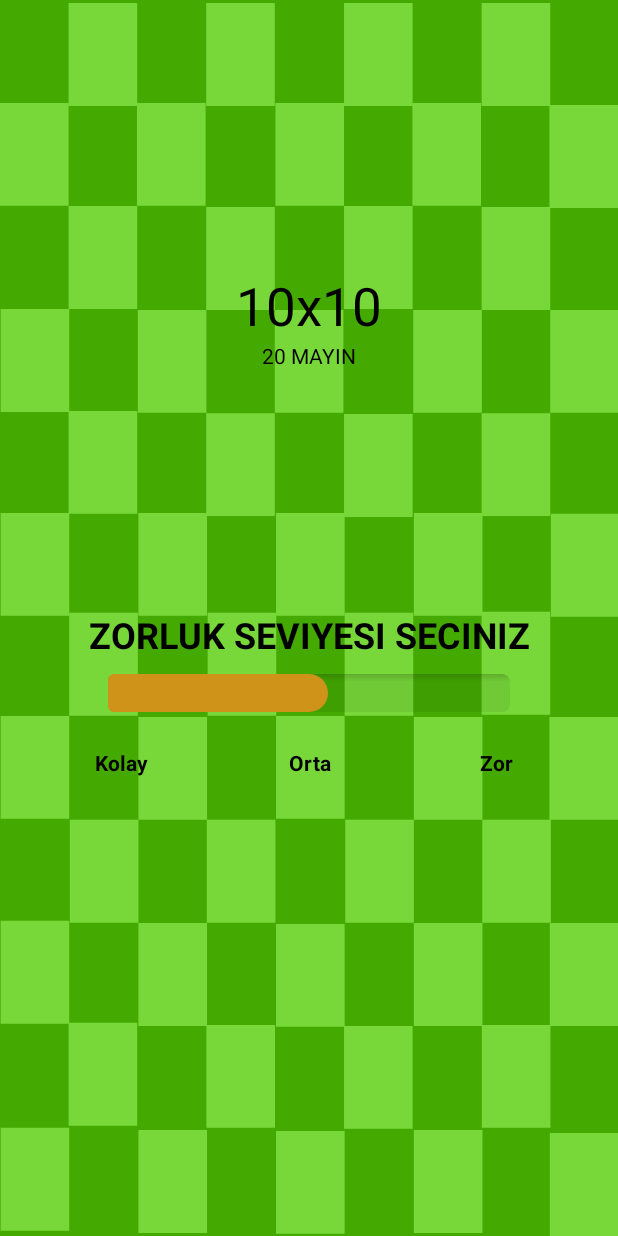
After one commit to mehmedakif/MayinTarlasi, an Android app: the DifficultyActivity screen opened directly, with no data from a screen before it, on a phone screen of 412 x 824 dp. The commit adds this screen. Run offline under Robolectric (Android 15) with nearby library versions, the phone set to English and light mode, and no system bars.

Commit message:
DifficultyActivity added.

```diff
--- a/app/src/main/AndroidManifest.xml
+++ b/app/src/main/AndroidManifest.xml
@@ -9,9 +9,11 @@
         android:roundIcon="@mipmap/ic_launcher_round"
         android:supportsRtl="true"
         android:theme="@style/AppTheme">
+        <activity android:name=".DifficultyActivity"></activity>
         <activity android:name=".WelcomeActivity">
             <intent-filter>
                 <action android:name="android.intent.action.MAIN" />
+
                 <category android:name="android.intent.category.LAUNCHER" />
             </intent-filter>
         </activity>
--- /dev/null
+++ b/app/src/main/java/com/koala/mayintarlasi/DifficultyActivity.java
@@ -0,0 +1,70 @@
+package com.koala.mayintarlasi;
+
+import androidx.appcompat.app.AppCompatActivity;
+
+import android.os.Bundle;
+import android.view.View;
+import android.view.animation.Animation;
+import android.view.animation.AnimationUtils;
+import android.widget.SeekBar;
+import android.widget.TextView;
+
+import java.util.Objects;
+
+public class DifficultyActivity extends AppCompatActivity {
+
+    @Override
+    protected void onCreate(Bundle savedInstanceState) {
+        super.onCreate(savedInstanceState);
+        setContentView(R.layout.activity_difficulty);
+        Objects.requireNonNull(getSupportActionBar()).hide();
+
+        final TextView text_mapsize= findViewById(R.id.text_difficulty_mapsize);
+        text_mapsize.setTextColor(getResources().getColor(R.color.black));
+        text_mapsize.setTextAlignment(View.TEXT_ALIGNMENT_CENTER);
+        text_mapsize.setText(getResources().getString(R.string.map10));
+
+        final TextView text_mine_count = findViewById(R.id.text_difficulty_minecount);
+        text_mine_count.setTextColor(getResources().getColor(R.color.black));
+        text_mine_count.setTextAlignment(View.TEXT_ALIGNMENT_CENTER);
+        text_mine_count.setText("20 Mayin");
+
+
+        final SeekBar sk=(SeekBar) findViewById(R.id.seekbar_difficulty);
+        sk.setOnSeekBarChangeListener(new SeekBar.OnSeekBarChangeListener() {
+
+            @Override
+            public void onStopTrackingTouch(SeekBar seekBar) {
+                // TODO Auto-generated method stub
+                Animation animation2 = AnimationUtils.loadAnimation(DifficultyActivity.this, R.anim.scale_down);
+                animation2.setFillAfter(true);
+                text_mapsize.startAnimation(animation2);
+            }
+
+            @Override
+            public void onStartTrackingTouch(SeekBar seekBar) {
+                // TODO Auto-generated method stub
+                Animation animation2 = AnimationUtils.loadAnimation(DifficultyActivity.this, R.anim.scale_up);
+                animation2.setFillAfter(true);
+                text_mapsize.startAnimation(animation2);
+            }
+
+            @Override
+            public void onProgressChanged(SeekBar seekBar, int progress,boolean fromUser) {
+                // TODO Auto-generated method stub
+
+                if (String.valueOf(progress).equals("0"))
+                {text_mapsize.setText(getResources().getString(R.string.map8));
+                text_mine_count.setText("10 Mayin");}
+                else if (String.valueOf(progress).equals("1"))
+                {text_mapsize.setText(getResources().getString(R.string.map10));
+                    text_mine_count.setText("20 Mayin");}
+                else
+                {text_mapsize.setText(getResources().getString(R.string.map12));
+                    text_mine_count.setText("30 Mayin");}
+
+            }
+        });
+    }
+
+}
--- a/app/src/main/java/com/koala/mayintarlasi/StartActivity.java
+++ b/app/src/main/java/com/koala/mayintarlasi/StartActivity.java
@@ -41,7 +41,7 @@ public class StartActivity extends AppCompatActivity {
 
             @Override
             public void onClick(View paramV) {
-                Intent myIntent = new Intent(StartActivity.this, MainActivity.class);
+                Intent myIntent = new Intent(StartActivity.this, DifficultyActivity.class);
                 StartActivity.this.startActivity(myIntent);
             }
         });
--- a/app/src/main/res/anim/button_jiggle.xml
+++ b/app/src/main/res/anim/button_jiggle.xml
@@ -1,7 +1,7 @@
 <?xml version="1.0" encoding="utf-8"?>
 <rotate xmlns:android="http://schemas.android.com/apk/res/android"
-    android:duration="400"
-    android:fromDegrees="-1"
+    android:duration="300"
+    android:fromDegrees="-2"
     android:pivotX="50%"
     android:pivotY="50%"
     android:repeatCount="infinite"
--- a/app/src/main/res/anim/scale_down.xml
+++ b/app/src/main/res/anim/scale_down.xml
@@ -3,10 +3,10 @@
 
     <scale
         android:duration="100"
-        android:fromXScale="1"
-        android:fromYScale="1"
+        android:fromXScale="1.5"
+        android:fromYScale="1.5"
         android:pivotX="50%"
         android:pivotY="50%"
-        android:toXScale="0.1"
-        android:toYScale="0.1" />
+        android:toXScale="1"
+        android:toYScale="1" />
 </set>
--- a/app/src/main/res/anim/scale_up.xml
+++ b/app/src/main/res/anim/scale_up.xml
@@ -3,10 +3,10 @@
 
     <scale
         android:duration="100"
-        android:fromXScale="0.1"
-        android:fromYScale="0.1"
+        android:fromXScale="1"
+        android:fromYScale="1"
         android:pivotX="50%"
         android:pivotY="50%"
-        android:toXScale="1"
-        android:toYScale="1" />
+        android:toXScale="1.5"
+        android:toYScale="1.5" />
 </set>
--- /dev/null
+++ b/app/src/main/res/drawable/border_shadow.xml
@@ -0,0 +1,18 @@
+<?xml version="1.0" encoding="utf-8"?>
+<layer-list xmlns:android="http://schemas.android.com/apk/res/android">
+    <item>
+        <shape>
+            <corners
+                android:radius="5dp" />
+            <gradient
+                android:angle="270"
+                android:startColor="#33000000"
+                android:centerColor="#11000000"
+                android:endColor="#11000000"
+                android:centerY="0.2"
+                android:type="linear"
+                />
+        </shape>
+    </item>
+
+</layer-list>
--- /dev/null
+++ b/app/src/main/res/drawable/custom_thumb.xml
@@ -0,0 +1,12 @@
+<?xml version="1.0" encoding="utf-8"?>
+<layer-list xmlns:android="http://schemas.android.com/apk/res/android">
+    <item>
+        <shape android:shape="oval">
+            <solid android:color="@color/brown_light"/>
+            <size
+                android:width="25dp"
+                android:height="25dp"/>
+        </shape>
+    </item>
+
+</layer-list>
--- /dev/null
+++ b/app/src/main/res/drawable/seekbar_progress.xml
@@ -0,0 +1,17 @@
+<?xml version="1.0" encoding="utf-8"?>
+<layer-list
+    xmlns:android="http://schemas.android.com/apk/res/android" >
+    <item
+        android:id="@+id/progressshape" >
+        <clip>
+            <shape
+                android:shape="rectangle" >
+                <size android:height="5dp"/>
+                <corners
+                    android:radius="4dp" />
+                <solid android:color="@color/brown_light"/>
+            </shape>
+        </clip>
+    </item>
+
+</layer-list>
--- /dev/null
+++ b/app/src/main/res/drawable/seekbar_style.xml
@@ -0,0 +1,14 @@
+<?xml version="1.0" encoding="utf-8"?>
+<layer-list xmlns:android="http://schemas.android.com/apk/res/android" >
+    <item
+        android:id="@android:id/background"
+        android:drawable="@drawable/border_shadow" >
+    </item>
+
+    <item
+        android:id="@android:id/progress" >
+        <clip
+            android:drawable="@drawable/seekbar_progress" />
+    </item>
+
+</layer-list>
--- /dev/null
+++ b/app/src/main/res/layout/activity_difficulty.xml
@@ -0,0 +1,103 @@
+<?xml version="1.0" encoding="utf-8"?>
+<androidx.constraintlayout.widget.ConstraintLayout xmlns:android="http://schemas.android.com/apk/res/android"
+    xmlns:app="http://schemas.android.com/apk/res-auto"
+    xmlns:tools="http://schemas.android.com/tools"
+    android:layout_width="match_parent"
+    android:layout_height="match_parent"
+    android:background="@drawable/ic_background"
+    tools:context=".DifficultyActivity">
+
+    <SeekBar
+        android:id="@+id/seekbar_difficulty"
+        style="@style/Widget.AppCompat.SeekBar"
+        android:layout_width="300dp"
+        android:layout_height="wrap_content"
+        android:layout_marginTop="100dp"
+        android:max="2"
+        android:progress="1"
+        android:progressBackgroundTint="#DF2D2D"
+        android:progressBackgroundTintMode="multiply"
+        android:progressDrawable="@drawable/seekbar_style"
+        android:soundEffectsEnabled="false"
+        android:splitTrack="false"
+        android:thumb="@drawable/custom_thumb"
+        app:layout_constraintBottom_toBottomOf="parent"
+        app:layout_constraintEnd_toEndOf="parent"
+        app:layout_constraintStart_toStartOf="parent"
+        app:layout_constraintTop_toTopOf="parent" />
+
+    <TextView
+        android:id="@+id/text_select_diffuculty"
+        android:layout_width="wrap_content"
+        android:layout_height="wrap_content"
+        android:layout_margin="10dp"
+        android:text="@string/select_difficulty"
+        android:textAllCaps="true"
+        android:textColor="#000000"
+        android:textSize="24sp"
+        android:textStyle="bold"
+        app:layout_constraintBottom_toTopOf="@+id/seekbar_difficulty"
+        app:layout_constraintEnd_toEndOf="parent"
+        app:layout_constraintStart_toStartOf="parent" />
+
+    <TextView
+        android:id="@+id/text_difficulty_mapsize"
+        android:layout_width="170dp"
+        android:layout_height="wrap_content"
+        android:text="TextView"
+        android:textAllCaps="false"
+        android:textSize="35sp"
+        app:layout_constraintBottom_toTopOf="@+id/text_select_diffuculty"
+        app:layout_constraintEnd_toEndOf="parent"
+        app:layout_constraintStart_toStartOf="parent"
+        app:layout_constraintTop_toTopOf="parent" />
+
+    <TextView
+        android:id="@+id/text_difficulty_minecount"
+        android:layout_width="wrap_content"
+        android:layout_height="wrap_content"
+        android:text="TextView"
+        android:textAllCaps="true"
+        app:layout_constraintEnd_toEndOf="parent"
+        app:layout_constraintStart_toStartOf="parent"
+        app:layout_constraintTop_toBottomOf="@+id/text_difficulty_mapsize" />
+
+    <TextView
+        android:id="@+id/text_easy"
+        android:layout_width="50dp"
+        android:layout_height="wrap_content"
+        android:layout_marginTop="24dp"
+        android:text="@string/easy"
+        android:textAlignment="center"
+        android:textAllCaps="false"
+        android:textColor="#000000"
+        android:textStyle="bold"
+        app:layout_constraintStart_toStartOf="@+id/seekbar_difficulty"
+        app:layout_constraintTop_toBottomOf="@+id/seekbar_difficulty" />
+
+    <TextView
+        android:id="@+id/text_medium"
+        android:layout_width="50dp"
+        android:layout_height="wrap_content"
+        android:layout_marginTop="24dp"
+        android:text="@string/medium"
+        android:textAlignment="center"
+        android:textColor="#000000"
+        android:textStyle="bold"
+        app:layout_constraintEnd_toStartOf="@+id/text_hard"
+        app:layout_constraintStart_toEndOf="@+id/text_easy"
+        app:layout_constraintTop_toBottomOf="@+id/seekbar_difficulty" />
+
+    <TextView
+        android:id="@+id/text_hard"
+        android:layout_width="50dp"
+        android:layout_height="wrap_content"
+        android:layout_marginTop="24dp"
+        android:text="@string/hard"
+        android:textAlignment="center"
+        android:textColor="#000000"
+        android:textStyle="bold"
+        app:layout_constraintEnd_toEndOf="@+id/seekbar_difficulty"
+        app:layout_constraintTop_toBottomOf="@+id/seekbar_difficulty" />
+
+</androidx.constraintlayout.widget.ConstraintLayout>
--- a/app/src/main/res/values/colors.xml
+++ b/app/src/main/res/values/colors.xml
@@ -8,4 +8,5 @@
     <color name="brown_light">#CF931A</color>
     <color name="transparent_white">#CC155000</color>
     <color name="positive_green">#28AC2A</color>
+    <color name="black">#000000</color>
 </resources>
--- a/app/src/main/res/values/strings.xml
+++ b/app/src/main/res/values/strings.xml
@@ -1,9 +1,17 @@
 <resources>
     <string name="app_name">Mayın Tarlası</string>
-    <string name="play_button">PLAY !</string>
+    <string name="play_button">OYNA !</string>
     <string name="game_title">MAYIN TARLASI</string>
     <string name="loading">Yukleniyor</string>
     <string name="wanna_exit">Gerçekten çıkmak istiyor musunuz?</string>
     <string name="yes">Evet</string>
     <string name="no">Hayır</string>
+    <string name="select_difficulty">Zorluk seviyesi seciniz</string>
+    <string name="map8">8x8</string>
+    <string name="map10">10x10</string>
+    <string name="map12">12x12</string>
+    <string name="easy">Kolay</string>
+    <string name="medium">Orta</string>
+    <string name="hard">Zor</string>
+
 </resources>
```
